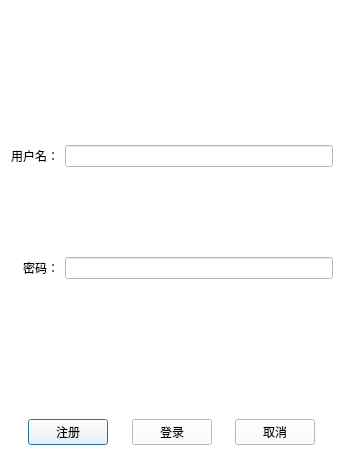
Qt form login.ui (FlyingBlazer/WAC) before a commit.
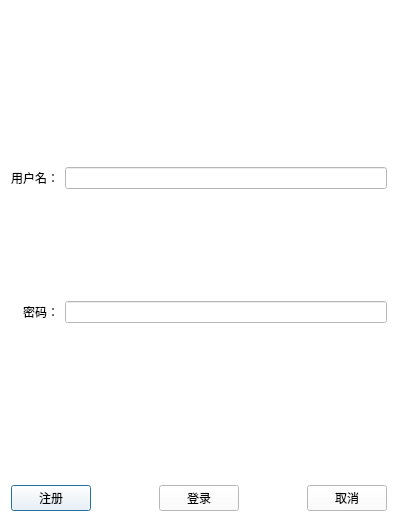
The same form after that commit.

The edit to the form file:
```diff
--- a/login.ui
+++ b/login.ui
@@ -6,8 +6,8 @@
    <rect>
     <x>0</x>
     <y>0</y>
-    <width>344</width>
-    <height>456</height>
+    <width>398</width>
+    <height>522</height>
    </rect>
   </property>
   <property name="windowTitle">
@@ -108,19 +108,6 @@
    </item>
    <item>
     <layout class="QHBoxLayout" name="horizontalLayout_3">
-     <item>
-      <spacer name="horizontalSpacer_4">
-       <property name="orientation">
-        <enum>Qt::Horizontal</enum>
-       </property>
-       <property name="sizeHint" stdset="0">
-        <size>
-         <width>40</width>
-         <height>20</height>
-        </size>
-       </property>
-      </spacer>
-     </item>
      <item>
       <widget class="QPushButton" name="pushButton">
        <property name="text">
@@ -168,19 +155,6 @@
        </property>
       </widget>
      </item>
-     <item>
-      <spacer name="horizontalSpacer_3">
-       <property name="orientation">
-        <enum>Qt::Horizontal</enum>
-       </property>
-       <property name="sizeHint" stdset="0">
-        <size>
-         <width>40</width>
-         <height>20</height>
-        </size>
-       </property>
-      </spacer>
-     </item>
     </layout>
    </item>
   </layout>
```
